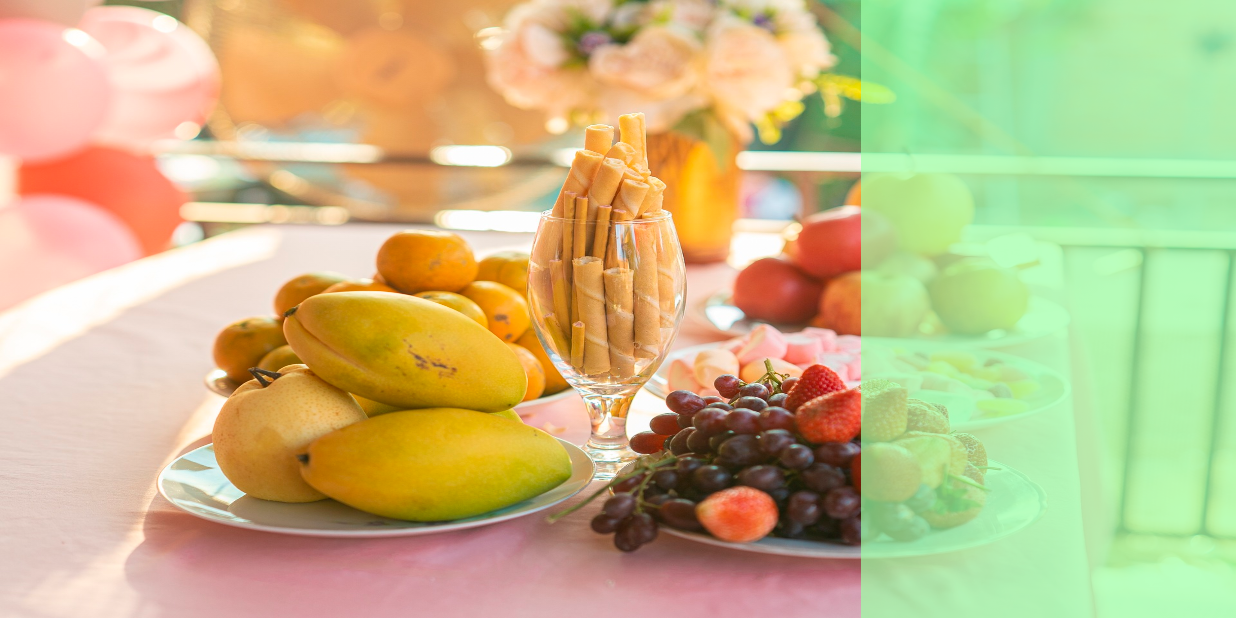
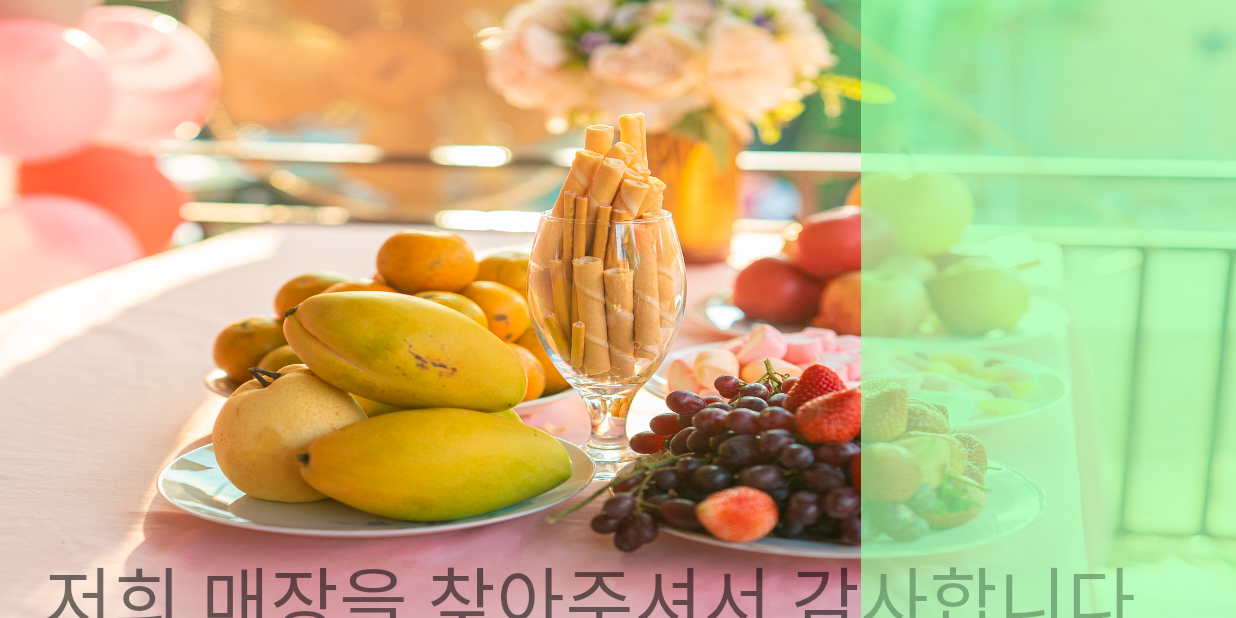
Before and after one commit to union-flowershy/CallView, an Android app: the screen it shows after launch (MainActivity2), on a phone screen of 824 x 412 dp (held sideways). Run offline under Robolectric (Android 15) with nearby library versions, the phone set to English and light mode, and no system bars; 1 statement that could not run was skipped.

```diff
--- a/app/src/main/java/com/example/callview/MainActivity2.kt
+++ b/app/src/main/java/com/example/callview/MainActivity2.kt
@@ -43,6 +43,10 @@ class MainActivity2 : AppCompatActivity() {
 //            Log.e(i.toString(), "번째 작동")
 //        }
 
+        // 텍스트 슬라이드
+        val textSlide: TextView = findViewById(R.id.bottomText)
+            textSlide.isSelected = true
+
         //가로모드고정
         requestedOrientation = ActivityInfo.SCREEN_ORIENTATION_LANDSCAPE;
         setContentView(R.layout.activity_main2)
@@ -72,10 +76,10 @@ class MainActivity2 : AppCompatActivity() {
         val imageView: ImageView = ImageView(this)
                 imageView.setBackgroundResource(image)
                     v_fllipper.addView(imageView);      // 이미지 추가
-            v_fllipper.flipInterval = 3000;       // 자동 이미지 슬라이드 딜레이시간(1000 당 1초)
-            v_fllipper.isAutoStart = true;          // 자동 시작 유무 설정
+                    v_fllipper.flipInterval = 3000       // 자동 이미지 슬라이드 딜레이시간(1000 당 1초)
+                    v_fllipper.isAutoStart = true          // 자동 시작 유무 설정
                     // animation
-            v_fllipper.setInAnimation(this,android.R.anim.slide_in_left);
+                    v_fllipper.setInAnimation(this,android.R.anim.slide_in_left)
                     v_fllipper.setOutAnimation(this,android.R.anim.slide_out_right)
     }
 
@@ -88,15 +92,15 @@ class MainActivity2 : AppCompatActivity() {
 
     inner class NetworkThread: Thread() {
         override fun run() = try {
-//            val socket: Socket = Socket("192.168.10.19", 55555)
-            val socket: Socket = Socket("192.168.1.164", 55555)
+            val socket: Socket = Socket("192.168.10.19", 55555)
+//            val socket: Socket = Socket("192.168.1.164", 55555)
             val output = socket.getOutputStream()
             val input: InputStream = socket.getInputStream()
             val reader: BufferedReader = BufferedReader(InputStreamReader(input))
             var orderNum: String
                 while(true) {
                         orderNum = reader.readLine().trim()
-                    if(!list.contains(orderNum)) {
+                        if (!list.contains(orderNum)) {
                             list.add(orderNum)
                             Log.e(list.toString(), "list")
                             Log.e(orderNum.toString(), "orderNum")
@@ -108,9 +112,6 @@ class MainActivity2 : AppCompatActivity() {
                             writer.println("overlap")
                             //여기까지 작업하다 말음 오버랩 뜸.
                         }
-
-
-
                     }
             } catch(e: Exception) {
                 e.printStackTrace()
--- a/app/src/main/res/layout/activity_main2.xml
+++ b/app/src/main/res/layout/activity_main2.xml
@@ -25,6 +25,19 @@
             android:background="@color/noColor2">
         </ImageView>
 
+        <TextView
+            android:id="@+id/bottomText"
+            android:layout_width="match_parent"
+            android:layout_height="50dp"
+            android:text="저희 매장을 찾아주셔서 감사합니다.    저희 매장을 찾아주셔서 감사합니다."
+            android:layout_gravity="bottom"
+            android:textSize="50sp"
+            android:gravity="center"
+            android:ellipsize="marquee"
+            android:singleLine="true"
+            android:marqueeRepeatLimit="marquee_forever"
+            />
+
 
         <LinearLayout
         android:layout_width="250dp"
```
Lines whose indentation alone changed are shown as unchanged.
